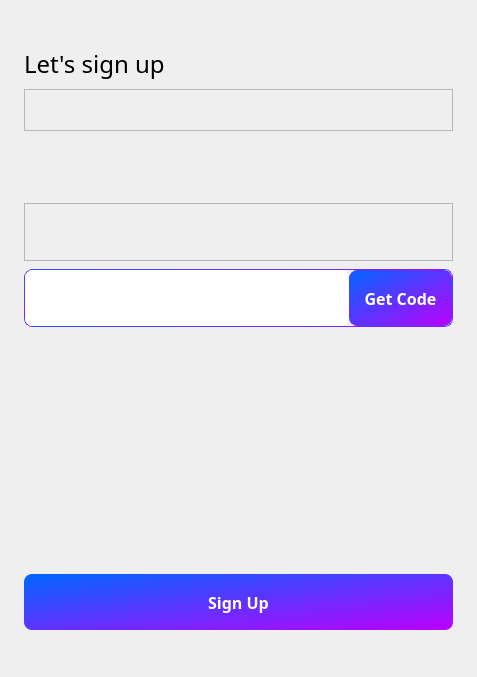
The window that ui/signUp.ui (yechaoGitHub/AI) describes before a commit, drawn with Qt 5.
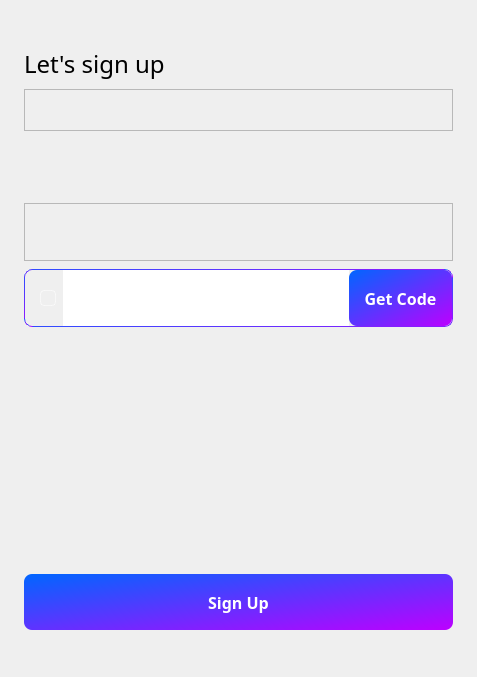
The same window after the commit. Icons and pictures are not drawn. Custom widgets are drawn as their Qt base class.

```diff
--- a/ui/signUp.ui
+++ b/ui/signUp.ui
@@ -290,10 +290,14 @@
    <item>
     <widget class="QFrame" name="frame_3">
      <property name="styleSheet">
-      <string notr="true">border:1px;
+      <string notr="true">QFrame#frame_3
+{
+border:1px;
 border-style:solid;
 border-radius:8px;
-border-color:qlineargradient(spread:pad, x1:0, y1:0, x2:1, y2:1, stop:0 #0066FF, stop:1 #BD00FF);</string>
+border-color:qlineargradient(spread:pad, x1:0, y1:0, x2:1, y2:1, stop:0 #0066FF, stop:1 #BD00FF);
+}
+</string>
      </property>
      <property name="frameShape">
       <enum>QFrame::StyledPanel</enum>
@@ -317,6 +321,65 @@
       <property name="bottomMargin">
        <number>0</number>
       </property>
+      <item>
+       <spacer name="horizontalSpacer_2">
+        <property name="orientation">
+         <enum>Qt::Horizontal</enum>
+        </property>
+        <property name="sizeType">
+         <enum>QSizePolicy::Fixed</enum>
+        </property>
+        <property name="sizeHint" stdset="0">
+         <size>
+          <width>15</width>
+          <height>20</height>
+         </size>
+        </property>
+       </spacer>
+      </item>
+      <item>
+       <widget class="QLabel" name="label_2">
+        <property name="minimumSize">
+         <size>
+          <width>16</width>
+          <height>16</height>
+         </size>
+        </property>
+        <property name="maximumSize">
+         <size>
+          <width>16</width>
+          <height>16</height>
+         </size>
+        </property>
+        <property name="styleSheet">
+         <string notr="true">background-image:url(:/QtTest/icon/lock.png);
+background-position:center;
+background-repeat:no-repeat;
+border:1px solid;
+border-radius:4px;
+border-color:rgba(255,255,255,50%);</string>
+        </property>
+        <property name="text">
+         <string/>
+        </property>
+       </widget>
+      </item>
+      <item>
+       <spacer name="horizontalSpacer_3">
+        <property name="orientation">
+         <enum>Qt::Horizontal</enum>
+        </property>
+        <property name="sizeType">
+         <enum>QSizePolicy::Fixed</enum>
+        </property>
+        <property name="sizeHint" stdset="0">
+         <size>
+          <width>7</width>
+          <height>20</height>
+         </size>
+        </property>
+       </spacer>
+      </item>
       <item>
        <widget class="QLineEdit" name="edVCode">
         <property name="sizePolicy">
```
